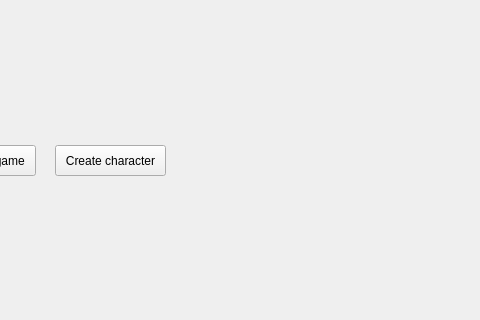
Old version of the form RPG-game/uzamig.ui in the repository AleBerti07/RPG-game; both pictures show x 85 to 565 and y 195 to 515 of the 800 by 600 pixel window.
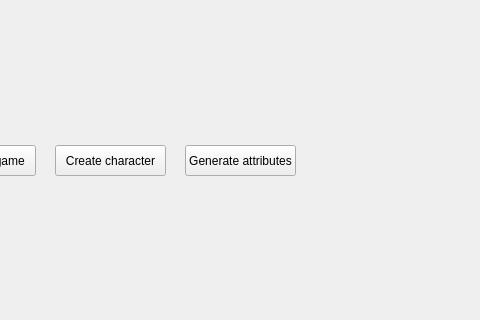
New version of the form.

Commit message: Finished character creation, just need to fix some security issues like being able to re-roll your attribute points

Patch:
```diff
--- a/RPG-game/uzamig.ui
+++ b/RPG-game/uzamig.ui
@@ -53,6 +53,19 @@
      <string>Create character</string>
     </property>
    </widget>
+   <widget class="QPushButton" name="attributesButton">
+    <property name="geometry">
+     <rect>
+      <x>270</x>
+      <y>340</y>
+      <width>111</width>
+      <height>31</height>
+     </rect>
+    </property>
+    <property name="text">
+     <string>Generate attributes</string>
+    </property>
+   </widget>
   </widget>
   <widget class="QMenuBar" name="menubar">
    <property name="geometry">
```
The commit also changes 39 other files.
